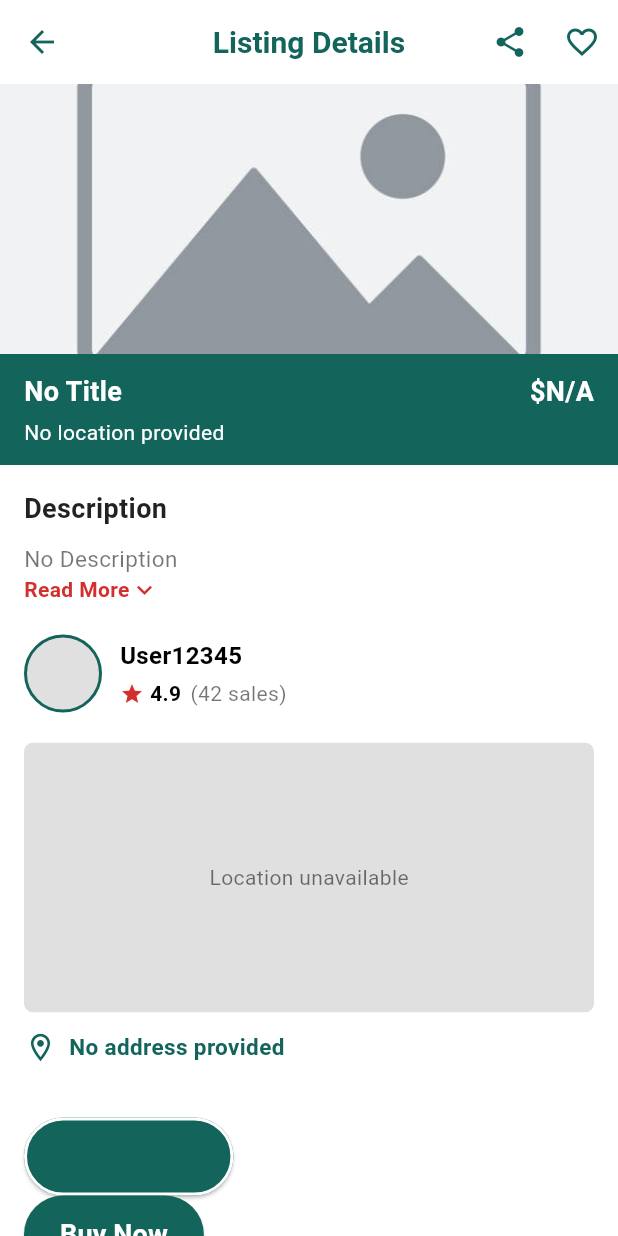
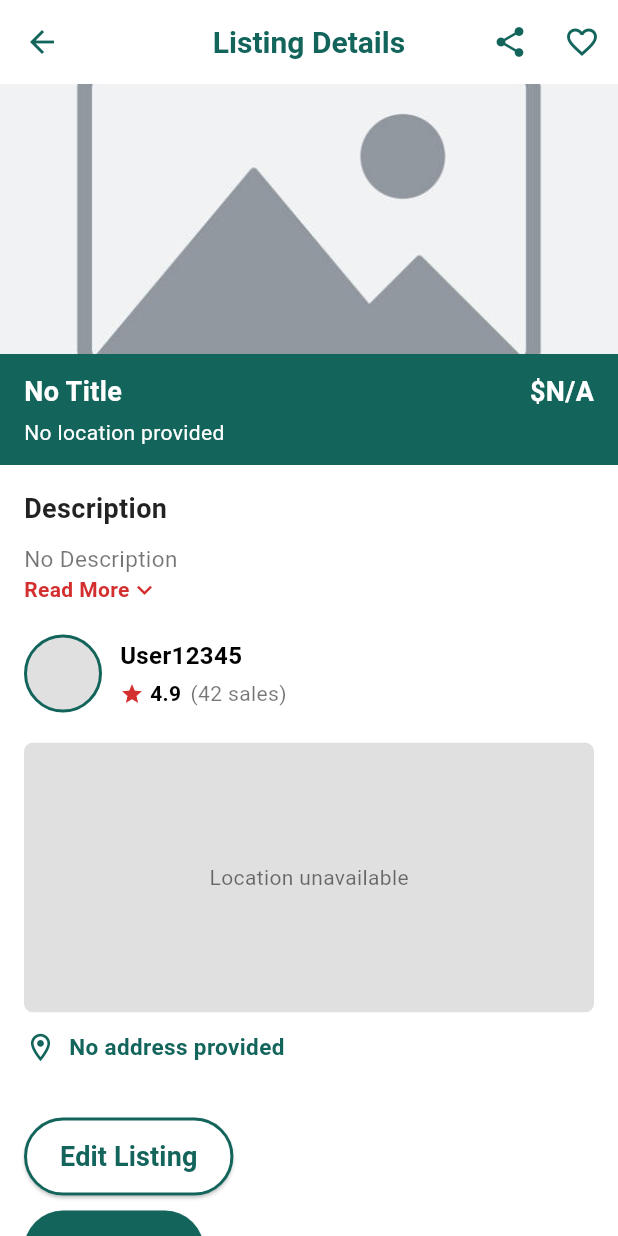
Before and after one commit to Alexander-Sturgeon/Bizzare_Mobile_App, a Flutter app: the DetailsPage screen opened by its route, on a phone screen of 412 x 824 dp. Run offline on Flutter 3.47's test engine with Material 3 defaults, Android fonts, the phone set to English and light mode, and no system bars; our stand-ins replace geocoding, google_maps_flutter, reactive_forms, sqflite; accounts and stored records are empty.

Commit message:
fix: update needed to accept decimals and refuse negatives for price fix: the edit listing button was the same color as the background so I couldnt see it and needed some space between buttons (in the details page)

```diff
--- a/bizzareapp/lib/views/details_page.dart
+++ b/bizzareapp/lib/views/details_page.dart
@@ -356,8 +356,9 @@ class DetailsPageState extends State<DetailsPage> {
                   child: ElevatedButton(
                     onPressed: onUpdate,
                     style: ElevatedButton.styleFrom(
+                      backgroundColor: Colors.white,
                       foregroundColor: primaryColor,
-                      side: BorderSide(color: Colors.white, width: 2),
+                      side: BorderSide(color: primaryColor, width: 2),
                       shape: StadiumBorder(),
                     ),
                     child: Text(
@@ -369,6 +370,7 @@ class DetailsPageState extends State<DetailsPage> {
                     ),
                   ),
                 ),
+                SizedBox(height: 10),
                 // Buy button is just avisual for now.
                 SizedBox(
                   height: 52,
--- a/bizzareapp/lib/views/update_listing_page.dart
+++ b/bizzareapp/lib/views/update_listing_page.dart
@@ -41,7 +41,10 @@ class UpdateListingPageState extends State<UpdateListingPage> {
     'title': FormControl<String>(validators: [Validators.required]),
     'description': FormControl<String>(validators: [Validators.required]),
     'price': FormControl<String>(
-      validators: [Validators.required, Validators.number()],
+      validators: [
+        Validators.required,
+        Validators.number(allowedDecimals: 2, allowNegatives: false),
+      ],
     ),
     'category': FormControl<String>(validators: [Validators.required]),
     'condition': FormControl<String>(validators: [Validators.required]),
```
